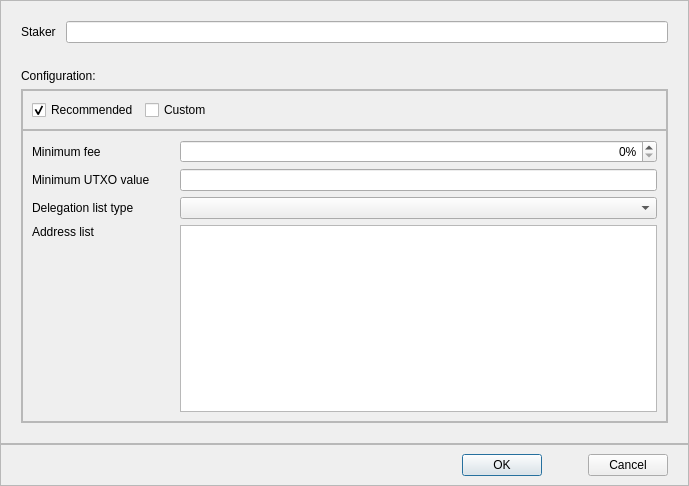
Before: the Qt Designer form src/qt/forms/superstakerconfigdialog.ui in Hydra-Chain/node, drawn with Qt 5.
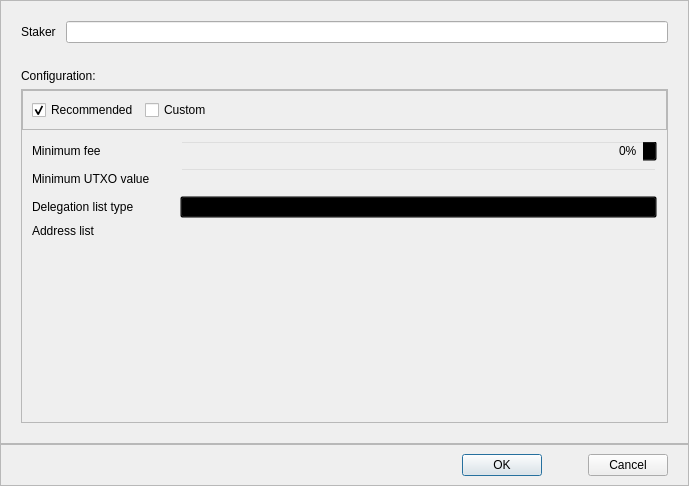
After: the same form once the commit is applied. Custom widgets are drawn as their Qt base class.

Commit message: fix super staker config background

What changed in the file:
```diff
--- a/src/qt/forms/superstakerconfigdialog.ui
+++ b/src/qt/forms/superstakerconfigdialog.ui
@@ -168,6 +168,9 @@
          </item>
          <item>
           <widget class="QFrame" name="frameStakerConfig">
+           <property name="styleSheet">
+            <string notr="true">background: transparent</string>
+           </property>
            <property name="sizePolicy">
             <sizepolicy hsizetype="Preferred" vsizetype="Expanding">
              <horstretch>0</horstretch>
@@ -186,6 +189,9 @@
             </property>
             <item row="1" column="0">
              <widget class="QLabel" name="labelMinUtxo">
+	      <property name="styleSheet">
+               <string notr="true">background: transparent; color: black</string>
+              </property>
               <property name="text">
                <string>Minimum UTXO value</string>
               </property>
@@ -193,6 +199,9 @@
             </item>
             <item row="2" column="0">
              <widget class="QLabel" name="labelListType">
+	      <property name="styleSheet">
+               <string notr="true">background: transparent; color: black</string>
+              </property>
               <property name="text">
                <string>Delegation list type</string>
               </property>
@@ -210,6 +219,9 @@
             </item>
             <item row="3" column="0" alignment="Qt::AlignTop">
              <widget class="QLabel" name="labelAddressList">
+	      <property name="styleSheet">
+               <string notr="true">background: transparent; color: black</string>
+              </property>
               <property name="text">
                <string>Address list</string>
               </property>
@@ -236,6 +248,9 @@
             </item>
             <item row="0" column="0">
              <widget class="QLabel" name="labelMinFee">
+	      <property name="styleSheet">
+               <string notr="true">background: transparent; color: black</string>
+              </property>
               <property name="text">
                <string>Minimum fee</string>
               </property>
```
Lines whose indentation alone changed are shown as unchanged.
